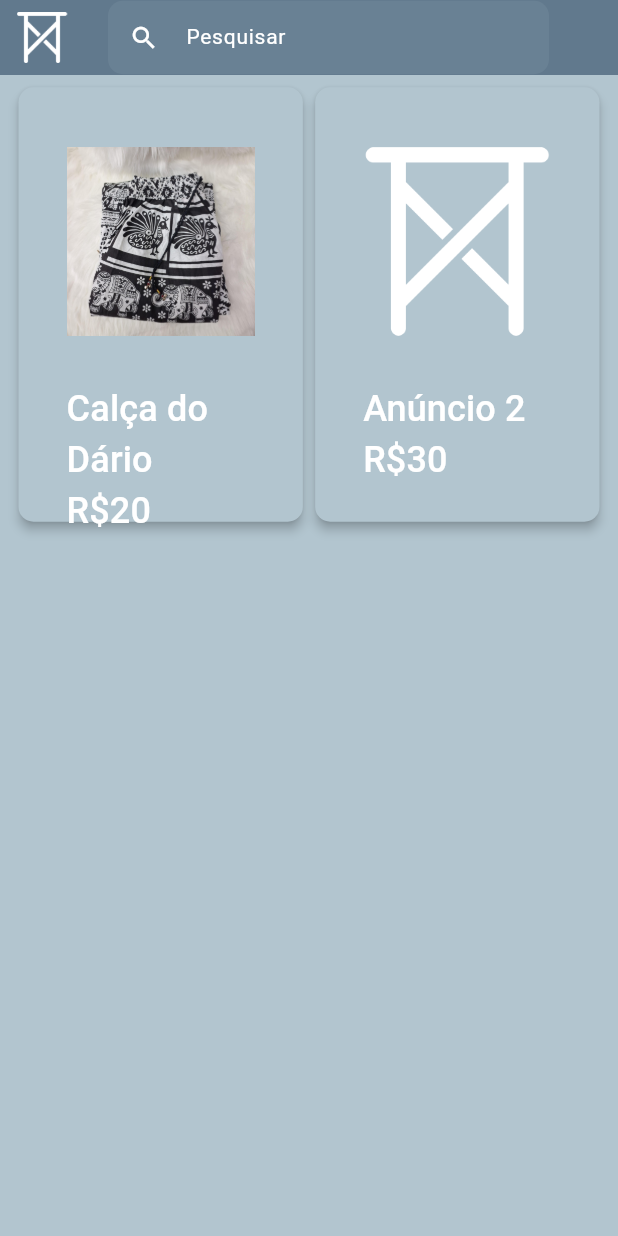
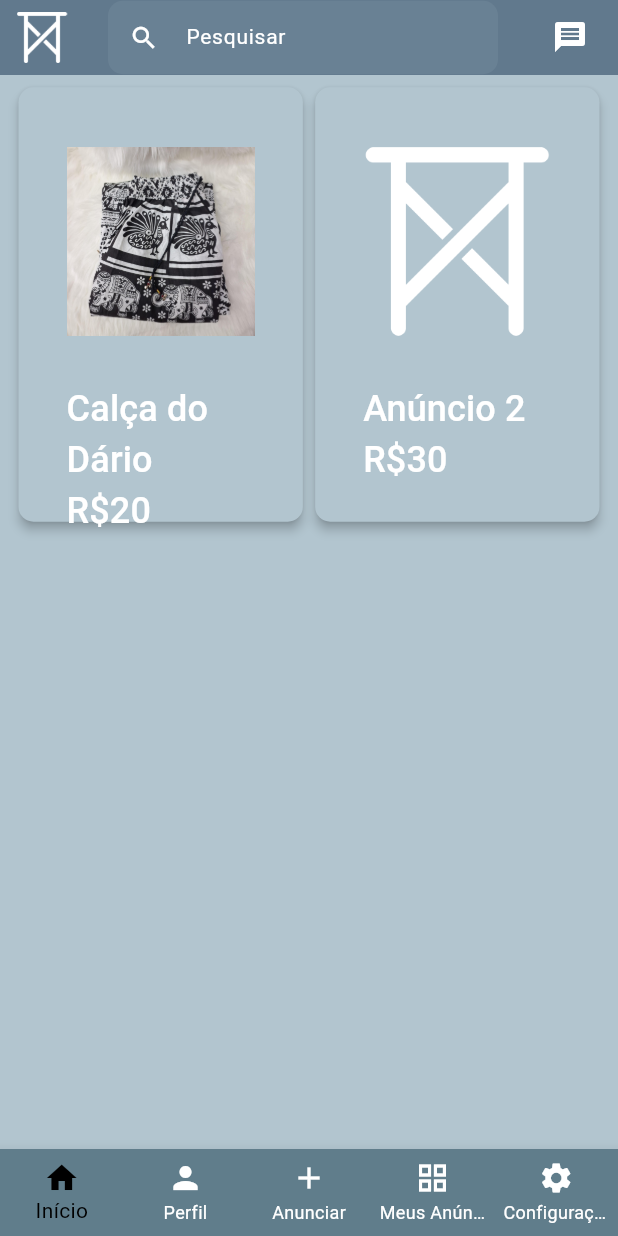
Before and after one commit to Trthomaz/sistema_de_anuncios, a Flutter app: the screen it shows after launch, on a phone screen of 412 x 824 dp. Run offline on Flutter 3.47's test engine with Material 3 defaults, Android fonts, the phone set to English and light mode, and no system bars.

Commit message:
Navigation Implementado

```diff
--- a/Front/analysis_options.yaml
+++ b/Front/analysis_options.yaml
@@ -21,8 +21,9 @@ linter:
   # `// ignore_for_file: name_of_lint` syntax on the line or in the file
   # producing the lint.
   rules:
+    prefer_const_constructors: false
+    prefer_const_literals_to_create_immutables: false
     # avoid_print: false  # Uncomment to disable the `avoid_print` rule
     # prefer_single_quotes: true  # Uncomment to enable the `prefer_single_quotes` rule
-
 # Additional information about this file can be found at
 # https://dart.dev/guides/language/analysis-options
--- a/Front/lib/main.dart
+++ b/Front/lib/main.dart
@@ -1,6 +1,5 @@
 import 'package:flutter/material.dart';
-import 'pages/login.dart';
-import 'pages/feed.dart';
+import 'package:sistema_de_anuncios/pages/navigation/navigation.dart';
 
 void main() {
   runApp(MaterialApp(
@@ -12,5 +11,5 @@ void main() {
           scaffoldBackgroundColor: const Color.fromARGB(255, 178, 197, 207),
           cardColor: const Color.fromARGB(255, 178, 197, 207),
           highlightColor: Colors.blueGrey),
-      home: Feed()));
+      home: Navigation()));
 }
--- a/Front/lib/pages/feed.dart
+++ /dev/null
@@ -1,221 +0,0 @@
-import 'package:flutter/material.dart';
-
-class Feed extends StatefulWidget {
-  const Feed({super.key});
-
-  @override
-  State<Feed> createState() => _FeedState();
-}
-
-class _FeedState extends State<Feed> {
-  // Lista dos anuncios
-  List<Map<String, dynamic>> anuncios = [
-    {
-      "titulo": "Calça do Dário",
-      "preço": 20,
-      "imagem": 'assets/images/calca.jpeg'
-    },
-    {"titulo": "Anúncio 2", "preço": 30, "imagem": 'assets/images/andaime.png'},
-  ];
-
-  bool isSearching = false;
-
-  @override
-  Widget build(BuildContext context) {
-    return Scaffold(
-      appBar: PreferredSize(
-        // Tamanho do AppBar
-        preferredSize: Size.fromHeight(50.0),
-        child: AppBar(
-          leading: Padding(
-            // Leading é o ícone à esquerda do AppBar
-            padding: const EdgeInsets.all(8.0),
-            child: isSearching // Se está pesquisando, exibe o ícone de voltar
-                ? IconButton(
-                    icon: Icon(Icons.arrow_back),
-                    onPressed: () {
-                      setState(() {
-                        isSearching = false;
-                      });
-                      print(isSearching);
-                    },
-                  )
-                : Image.asset(
-                    // Imagem do ícone do app
-                    'assets/images/andaime.png',
-                    fit: BoxFit.contain,
-                    width: 20,
-                    height: 20,
-                  ),
-          ),
-          title: Container(
-            padding: EdgeInsets.only(right: 30),
-            child: TextField(
-              onTap: () {
-                setState(() {
-                  isSearching = true;
-                });
-                print(isSearching);
-              },
-              autocorrect: false,
-              style: TextStyle(
-                color: Theme.of(context).primaryColorLight,
-                fontSize: 14,
-              ),
-              decoration: InputDecoration(
-                border: OutlineInputBorder(
-                  borderRadius: BorderRadius.circular(10),
-                  borderSide: BorderSide.none, // Remove a borda
-                ),
-                filled: true, // Para que o TextField tenha um fundo
-                fillColor: Theme.of(context)
-                    .cardColor
-                    .withOpacity(0.1), // Cor de fundo do campo
-                prefixIcon: Icon(
-                  Icons.search,
-                  size: 20, // Tamanho ajustado do ícone
-                  color: Theme.of(context).primaryColorLight,
-                ),
-                contentPadding: EdgeInsets.symmetric(
-                    vertical: 14), // Espaçamento interno ajustado
-                hintText: "Pesquisar",
-                hintStyle: TextStyle(
-                  color: Theme.of(context).primaryColorLight,
-                  fontSize: 14,
-                ),
-              ),
-            ),
-          ),
-          backgroundColor: Theme.of(context).highlightColor,
-          elevation: 3,
-        ),
-      ),
-      body: isSearching
-          ? Center(
-              // Se está pesquisando, exibe a mensagem de "Pesquisando..."
-              child: Text("Pesquisando..."),
-            )
-          : Center(
-              // Se não está pesquisando, exibe o Feed
-              child: LayoutBuilder(builder: (context, constraints) {
-                // Largura do card baseados nas dimensões da tela
-                double cardWidth = constraints.maxWidth * 0.46;
-                double cardHeight = cardWidth + 100;
-                double cardSpacing = constraints.maxWidth * 0.02;
-                double imageSize = cardWidth;
-
-                return ListView.builder(
-                    itemCount: (anuncios.length / 2).ceil(),
-                    itemBuilder: (context, index) {
-                      int id = index * 2;
-
-                      int getId() {
-                        if (id > anuncios.length - 2) {
-                          id = -1;
-                        }
-                        return id;
-                      }
-
-                      return Column(children: [
-                        SizedBox(
-                          height: cardSpacing,
-                        ),
-                        Row(
-                          mainAxisAlignment: MainAxisAlignment.center,
-                          children: [
-                            ElevatedButton(
-                              style: ElevatedButton.styleFrom(
-                                backgroundColor:
-                                    Theme.of(context).cardColor, // Cor de fundo
-                                elevation: 3, // Sombra do botão
-                                fixedSize:
-                                    Size(cardWidth, cardHeight), // Tamanho fixo
-                                shape: RoundedRectangleBorder(
-                                  borderRadius: BorderRadius.circular(10),
-                                ),
-                              ),
-                              onPressed: () {
-                                // Ação do botão
-                                print("Botão 1 clicado");
-                              },
-                              child: Padding(
-                                padding: const EdgeInsets.all(8.0),
-                                child: Column(
-                                  crossAxisAlignment: CrossAxisAlignment.start,
-                                  children: [
-                                    Image.asset(
-                                      anuncios[id]["imagem"],
-                                      fit: BoxFit.contain,
-                                      height: imageSize,
-                                      width: imageSize,
-                                    ),
-                                    Text(
-                                      anuncios[id]["titulo"] +
-                                          "\n" +
-                                          "R\$" +
-                                          anuncios[id]["preço"].toString(),
-                                      style: TextStyle(
-                                        color:
-                                            Theme.of(context).primaryColorLight,
-                                        fontSize: 24,
-                                      ),
-                                    ),
-                                  ],
-                                ),
-                              ),
-                            ), // Espaço entre os botões
-                            SizedBox(width: cardSpacing),
-                            ElevatedButton(
-                              style: ElevatedButton.styleFrom(
-                                backgroundColor:
-                                    Theme.of(context).cardColor, // Cor de fundo
-                                elevation: 3, // Sombra do botão
-                                fixedSize:
-                                    Size(cardWidth, cardHeight), // Tamanho fixo
-                                shape: RoundedRectangleBorder(
-                                  borderRadius: BorderRadius.circular(10),
-                                ),
-                              ),
-                              onPressed: () {
-                                // Ação do botão
-                                print("Botão 2 clicado");
-                              },
-                              child: Padding(
-                                padding: const EdgeInsets.all(8.0),
-                                child: Column(
-                                  crossAxisAlignment: CrossAxisAlignment.start,
-                                  children: [
-                                    Image.asset(
-                                      anuncios[getId() + 1]["imagem"],
-                                      fit: BoxFit.contain,
-                                      height: imageSize,
-                                      width: imageSize,
-                                    ),
-                                    Text(
-                                      anuncios[getId() + 1]["titulo"] +
-                                          "\n" +
-                                          "R\$" +
-                                          anuncios[getId() + 1]["preço"]
-                                              .toString(),
-                                      style: TextStyle(
-                                        color:
-                                            Theme.of(context).primaryColorLight,
-                                        fontSize: 24,
-                                      ),
-                                    ),
-                                  ],
-                                ),
-                              ),
-                            ),
-                          ],
-                        ),
-                        SizedBox(
-                          height: cardSpacing,
-                        )
-                      ]);
-                    });
-              }),
-            ),
-    );
-  }
-}
--- /dev/null
+++ b/Front/lib/pages/navigation/anunciar.dart
@@ -0,0 +1,15 @@
+import 'package:flutter/material.dart';
+
+class Anunciar extends StatefulWidget {
+  const Anunciar({super.key});
+
+  @override
+  State<Anunciar> createState() => _AnunciarState();
+}
+
+class _AnunciarState extends State<Anunciar> {
+  @override
+  Widget build(BuildContext context) {
+    return const Placeholder();
+  }
+}
--- /dev/null
+++ b/Front/lib/pages/navigation/home.dart
@@ -0,0 +1,218 @@
+import 'package:flutter/material.dart';
+import 'package:sistema_de_anuncios/pages/navigation/navigation.dart';
+import 'package:sistema_de_anuncios/pages/navigation/anunciar.dart';
+import 'package:sistema_de_anuncios/pages/navigation/meus_anuncios.dart';
+import 'package:sistema_de_anuncios/pages/navigation/perfil.dart';
+import 'package:sistema_de_anuncios/pages/navigation/configs.dart';
+import 'package:sistema_de_anuncios/pages/pesquisa.dart';
+
+class Home extends StatefulWidget {
+  const Home({super.key});
+
+  @override
+  State<Home> createState() => _HomeState();
+}
+
+class _HomeState extends State<Home> {
+  // Lista dos anuncios
+  List<Map<String, dynamic>> anuncios = [
+    {
+      "titulo": "Calça do Dário",
+      "preço": 20,
+      "imagem": 'assets/images/calca.jpeg'
+    },
+    {"titulo": "Anúncio 2", "preço": 30, "imagem": 'assets/images/andaime.png'},
+  ];
+
+  @override
+  Widget build(BuildContext context) {
+    return Scaffold(
+      appBar: PreferredSize(
+        // Tamanho do AppBar
+        preferredSize: Size.fromHeight(50.0),
+        child: AppBar(
+          backgroundColor: Theme.of(context).highlightColor,
+          elevation: 3,
+          leading: Padding(
+            // Leading é o ícone à esquerda do AppBar
+            padding: const EdgeInsets.all(8.0),
+            child: Image.asset(
+              // Imagem do ícone do app
+              'assets/images/andaime.png',
+              fit: BoxFit.contain,
+              width: 20,
+              height: 20,
+            ),
+          ),
+          title: Container(
+            child: TextField(
+              onTap: () {
+                setState(() {
+                  Navigator.push(
+                    context,
+                    MaterialPageRoute(builder: (context) => Pesquisa()),
+                  );
+                });
+              },
+              readOnly: true,
+              autocorrect: false,
+              style: TextStyle(
+                color: Theme.of(context).primaryColorLight,
+                fontSize: 14,
+              ),
+              decoration: InputDecoration(
+                border: OutlineInputBorder(
+                  borderRadius: BorderRadius.circular(10),
+                  borderSide: BorderSide.none,
+                ),
+                filled: true,
+                fillColor: Theme.of(context).cardColor.withOpacity(0.1),
+                prefixIcon: Icon(
+                  Icons.search,
+                  size: 20,
+                  color: Theme.of(context).primaryColorLight,
+                ),
+                contentPadding: EdgeInsets.symmetric(vertical: 14),
+                hintText: "Pesquisar",
+                hintStyle: TextStyle(
+                  color: Theme.of(context).primaryColorLight,
+                  fontSize: 14,
+                ),
+              ),
+            ),
+          ),
+          actions: [
+            // Actions é o ícone à direita do AppBar
+            Padding(
+              padding: const EdgeInsets.all(8.0),
+              child: IconButton(
+                padding: EdgeInsets.only(bottom: 1),
+                icon: Icon(
+                  Icons.message,
+                  color: Theme.of(context).primaryColorLight,
+                ),
+                onPressed: () {
+                  // TODO: Implementar pra abrir a tela de mensagens
+                  print("Mensagem");
+                },
+              ),
+            ),
+          ],
+        ),
+      ),
+      body: Center(
+        child: LayoutBuilder(builder: (context, constraints) {
+          // Largura do card baseados nas dimensões da tela
+          double cardWidth = constraints.maxWidth * 0.46;
+          double cardHeight = cardWidth + 100;
+          double cardSpacing = constraints.maxWidth * 0.02;
+          double imageSize = cardWidth;
+
+          return ListView.builder(
+              itemCount: (anuncios.length / 2).ceil(),
+              itemBuilder: (context, index) {
+                int id = index * 2;
+
+                int getId() {
+                  if (id > anuncios.length - 2) {
+                    id = -1;
+                  }
+                  return id;
+                }
+
+                return Column(children: [
+                  SizedBox(
+                    height: cardSpacing,
+                  ),
+                  Row(
+                    mainAxisAlignment: MainAxisAlignment.center,
+                    children: [
+                      ElevatedButton(
+                        style: ElevatedButton.styleFrom(
+                          backgroundColor: Theme.of(context).cardColor,
+                          elevation: 3,
+                          fixedSize: Size(cardWidth, cardHeight),
+                          shape: RoundedRectangleBorder(
+                            borderRadius: BorderRadius.circular(10),
+                          ),
+                        ),
+                        onPressed: () {
+                          // TODO: Implementar abrir anuncio
+                          print("Botão 1 clicado");
+                        },
+                        child: Padding(
+                          padding: const EdgeInsets.all(8.0),
+                          child: Column(
+                            crossAxisAlignment: CrossAxisAlignment.start,
+                            children: [
+                              Image.asset(
+                                anuncios[id]["imagem"],
+                                fit: BoxFit.contain,
+                                height: imageSize,
+                                width: imageSize,
+                              ),
+                              Text(
+                                anuncios[id]["titulo"] +
+                                    "\n" +
+                                    "R\$" +
+                                    anuncios[id]["preço"].toString(),
+                                style: TextStyle(
+                                  color: Theme.of(context).primaryColorLight,
+                                  fontSize: 24,
+                                ),
+                              ),
+                            ],
+                          ),
+                        ),
+                      ), // Espaço entre os botões
+                      SizedBox(width: cardSpacing),
+                      ElevatedButton(
+                        style: ElevatedButton.styleFrom(
+                          backgroundColor: Theme.of(context).cardColor,
+                          elevation: 3,
+                          fixedSize: Size(cardWidth, cardHeight),
+                          shape: RoundedRectangleBorder(
+                            borderRadius: BorderRadius.circular(10),
+                          ),
+                        ),
+                        onPressed: () {
+                          // TODO: Implementar abrir anuncio
+                          print("Botão 2 clicado");
+                        },
+                        child: Padding(
+                          padding: const EdgeInsets.all(8.0),
+                          child: Column(
+                            crossAxisAlignment: CrossAxisAlignment.start,
+                            children: [
+                              Image.asset(
+                                anuncios[getId() + 1]["imagem"],
+                                fit: BoxFit.contain,
+                                height: imageSize,
+                                width: imageSize,
+                              ),
+                              Text(
+                                anuncios[getId() + 1]["titulo"] +
+                                    "\n" +
+                                    "R\$" +
+                                    anuncios[getId() + 1]["preço"].toString(),
+                                style: TextStyle(
+                                  color: Theme.of(context).primaryColorLight,
+                                  fontSize: 24,
+                                ),
+                              ),
+                            ],
+                          ),
+                        ),
+                      ),
+                    ],
+                  ),
+                  SizedBox(
+                    height: cardSpacing,
+                  )
+                ]);
+              });
+        }),
+      ),
+    );
+  }
+}
--- /dev/null
+++ b/Front/lib/pages/navigation/navigation.dart
@@ -0,0 +1,81 @@
+import 'package:flutter/material.dart';
+import 'package:sistema_de_anuncios/pages/navigation/anunciar.dart';
+import 'package:sistema_de_anuncios/pages/navigation/configs.dart';
+import 'package:sistema_de_anuncios/pages/navigation/home.dart';
+import 'package:sistema_de_anuncios/pages/navigation/meus_anuncios.dart';
+import 'package:sistema_de_anuncios/pages/navigation/perfil.dart';
+
+class Navigation extends StatefulWidget {
+  const Navigation({super.key});
+
+  @override
+  State<Navigation> createState() => _NavigationState();
+}
+
+class _NavigationState extends State<Navigation> {
+  // Index da página selecionada
+  int _selectedIndex = 0;
+
+  List<Widget> _pages = <Widget>[
+    Home(),
+    Perfil(),
+    Anunciar(),
+    MeusAnuncios(),
+    Configs(),
+  ];
+
+  @override
+  Widget build(BuildContext context) {
+    return Scaffold(
+      body: _pages[
+          _selectedIndex], // Abre a página selecionada no BottomNavigationBar
+      bottomNavigationBar: BottomNavigationBar(
+        currentIndex: _selectedIndex,
+        onTap: (int index) {
+          // Muda o index da página selecionada
+          setState(() {
+            _selectedIndex = index;
+          });
+        },
+        type: BottomNavigationBarType.fixed,
+        backgroundColor: Theme.of(context).highlightColor,
+        selectedItemColor: Theme.of(context).primaryColorDark,
+        unselectedItemColor: Theme.of(context).primaryColorLight,
+        selectedIconTheme:
+            IconThemeData(color: Theme.of(context).primaryColorDark),
+        items: [
+          BottomNavigationBarItem(
+            icon: Icon(
+              Icons.home,
+            ),
+            label: "Início",
+          ),
+          BottomNavigationBarItem(
+            icon: Icon(
+              Icons.person,
+            ),
+            label: "Perfil",
+          ),
+          BottomNavigationBarItem(
+            icon: Icon(
+              Icons.add,
+            ),
+            label: "Anunciar",
+          ),
+          BottomNavigationBarItem(
+            icon: Icon(
+              Icons.grid_view,
+            ),
+            label: "Meus Anúncios",
+          ),
+          BottomNavigationBarItem(
+            icon: Icon(
+              Icons.settings,
+            ),
+            label: "Configurações",
+          ),
+        ],
+      ),
+    );
+  }
+}
--- /dev/null
+++ b/Front/lib/pages/navigation/perfil.dart
@@ -0,0 +1,15 @@
+import 'package:flutter/material.dart';
+
+class Perfil extends StatefulWidget {
+  const Perfil({super.key});
+
+  @override
+  State<Perfil> createState() => _PerfilState();
+}
+
+class _PerfilState extends State<Perfil> {
+  @override
+  Widget build(BuildContext context) {
+    return const Placeholder();
+  }
+}
```
Also changed, not shown: Front/lib/pages/mensagens.dart (added, +15 -0 lines), Front/lib/pages/navigation/configs.dart (added, +15 -0 lines), Front/lib/pages/navigation/meus_anuncios.dart (added, +15 -0 lines), Front/lib/pages/pesquisa.dart (added, +68 -0 lines).
